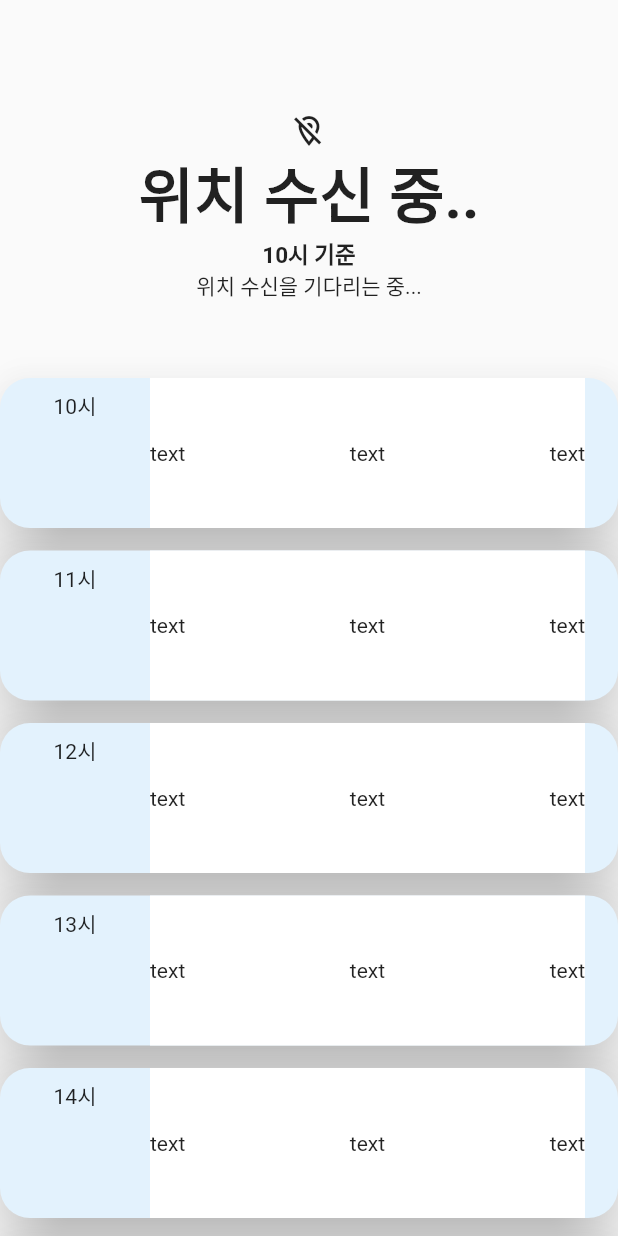
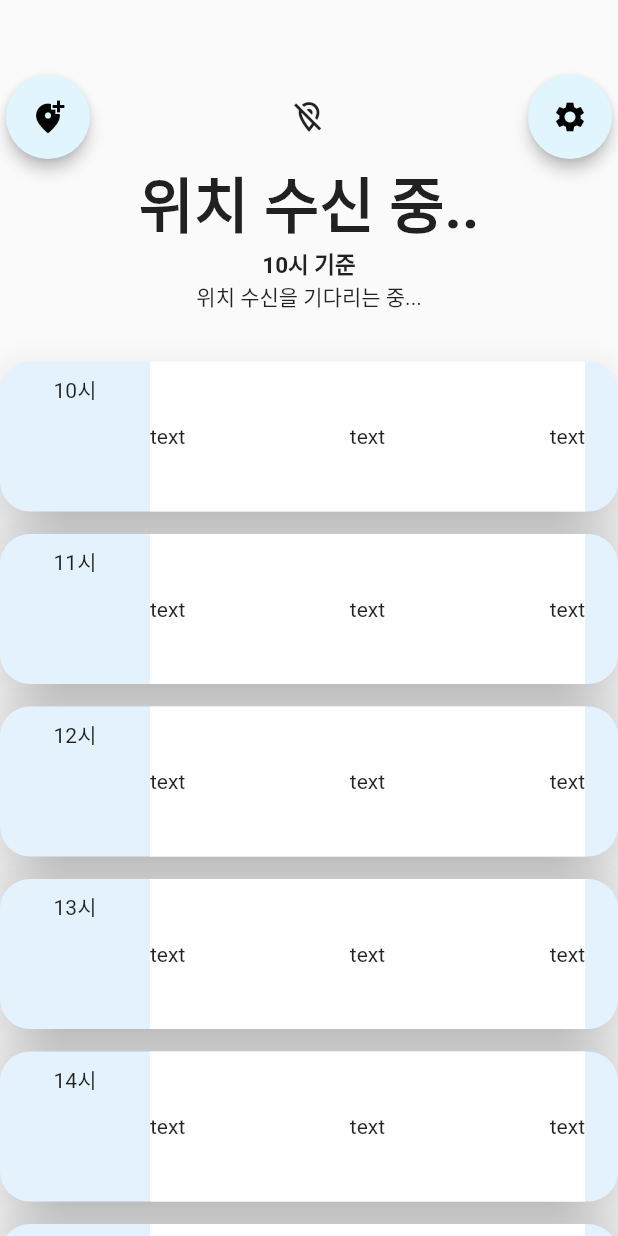
Before and after one commit to Recircle2000/wear_today, a Flutter app: the screen it shows after launch, on a phone screen of 412 x 824 dp. Run offline on Flutter 3.47's test engine with Material 2 defaults, Android fonts, the phone set to English and light mode, and no system bars; our stand-ins replace firebase_core, geolocator, weather_icons; accounts and stored records are empty.

Commit message:
설정, 위치 팝업 테스트1

```diff
--- a/lib/_Model/global.dart
+++ b/lib/_Model/global.dart
@@ -13,3 +13,5 @@ String? nowlocate = '위치 수신 중..'; //현재 위치, View_Mainpage에서
 IconData Islocate = Icons.location_off_outlined;
 var now = DateTime.now();
 List<Map<String, dynamic>> newList = List.generate(24, (index) => {'0': '0'});
+double sliderValue = 0;
+String? inputLocation = "위치 입력";
--- a/lib/_View/MainPage.dart
+++ b/lib/_View/MainPage.dart
@@ -1,6 +1,7 @@
 import 'package:flutter/material.dart';
 import 'package:provider/provider.dart';
 import 'package:wear_today/_View/getupDetailPage.dart';
+import 'package:wear_today/_View/settingPage.dart';
 import 'package:wear_today/_ViewModel/DayweatherViewModel.dart';
 import '../_Model/global.dart';
 import '../_ViewModel/findCategory.dart';
@@ -33,10 +34,66 @@ class _MainViewState extends State<MainView> {
               mainAxisAlignment: MainAxisAlignment.center,
               children: [
                 const SizedBox(
-                  height: 75,
+                  height: 50,
+                ),
+                Row(
+                  mainAxisAlignment: MainAxisAlignment.spaceBetween,
+                  children: [
+                    ElevatedButton(
+                        onPressed: (){
+                        showDialog(context: context, builder: (BuildContext context){
+                          return AlertDialog(
+                            title: Text("현재 위치 : $nowlocate"),
+                            content:
+                            TextField(
+                              decoration: InputDecoration(
+                                hintText: "위치 입력"
+                              ),
+                              onChanged: (value){
+                                setState(() {
+                                  inputLocation = value;
+                                });
+                              },
+                            ),
+                            actions: [
+                              TextButton(onPressed: (){
+                                Navigator.of(context).pop();
+                              }, child: Text("닫기"),
+                              ),
+                            ],
+                          );
+                        },
+                        );
+                    },
+                        style: ElevatedButton.styleFrom(
+                          shape: CircleBorder(), // 동그란 모양의 버튼
+                          padding: EdgeInsets.all(16.0), // 버튼 패딩 설정
+                          primary: Colors.lightBlue[50],
+                          elevation: 4,
+                          shadowColor: Colors.black,
+                        ),
+                        child: Icon(Icons.add_location_alt,color: Colors.black,)),
+                    Icon(Islocate),
+                    ElevatedButton(
+                        onPressed: (){
+                          Navigator.push(context,
+                              MaterialPageRoute(builder: (context) => settingPage(
+
+                          )),
+                          );
+                        },
+                        style: ElevatedButton.styleFrom(
+                          shape: CircleBorder(), // 동그란 모양의 버튼
+                          padding: EdgeInsets.all(16.0), // 버튼 패딩 설정
+                          primary: Colors.lightBlue[50],
+                          elevation: 4,
+                          shadowColor: Colors.black,
+                        ),
+                        child: Icon(Icons.settings,color: Colors.black,)),
+                  ],
                 ),
                 // Text('test'),
-                Icon(Islocate),
+
                 Text('$nowlocate',
                   style: TextStyle(fontSize: 40, fontWeight: FontWeight.bold),
                 ),
@@ -49,9 +106,9 @@ class _MainViewState extends State<MainView> {
                       fontSize: 120, fontWeight: FontWeight.bold),
                 )
                     : Text("위치 수신을 기다리는 중..."),
-                Text("${findSKY(now.hour, weatherList)}",
+                /*Text("${findSKY(now.hour, weatherList)}",
                   style: TextStyle(fontSize: 15, fontWeight: FontWeight.bold),
-                ),
+                ),*/
                 Text("${findPTY(now.hour, weatherList)}",
                   style: TextStyle(fontSize: 15, fontWeight: FontWeight.bold),
                 ),
--- a/lib/_ViewModel/findCategory.dart
+++ b/lib/_ViewModel/findCategory.dart
@@ -32,7 +32,7 @@ String findPOP(int time, List<DayWeather> weatherList){ // 리스트에서 원
   return "";
 }
 
-//비/눈
+//비/눈 정보가 없을땐 findSKY정보 자동 호출
 String findPTY(int time, List<DayWeather> weatherList){ // 리스트에서 원하는 시간에 맞는 PTY 데이터만 찾아서 리턴.
   String rtime = "";
   if (time < 10) {
@@ -42,7 +42,7 @@ String findPTY(int time, List<DayWeather> weatherList){ // 리스트에서 원
   for (DayWeather item in weatherList){
     if (item.category == 'PTY' && item.fcstTime == rtime) { // 요청한 rtime의 PTY데이터를 weatherList에서 찾아서 리턴.
       if (item.fcstValue == 0) {
-        return "";
+        return findSKY(time, weatherList); //정보가 없을땐 findSKY정보 자동 호출
       } else if (item.fcstValue == 1) {
         return "비";
       } else if (item.fcstValue == 2) {
@@ -58,7 +58,7 @@ String findPTY(int time, List<DayWeather> weatherList){ // 리스트에서 원
   return "";
 }
 
-//구름 정보
+//구름 정보 only
 String findSKY(int time, List<DayWeather> weatherList){ // 리스트에서 원하는 시간에 맞는 SKY 데이터만 찾아서 리턴.
   String rtime = "";
   if (time < 10) {
```
Also changed, not shown: lib/_View/settingPage.dart (+35 -5 lines), 1 other file.
